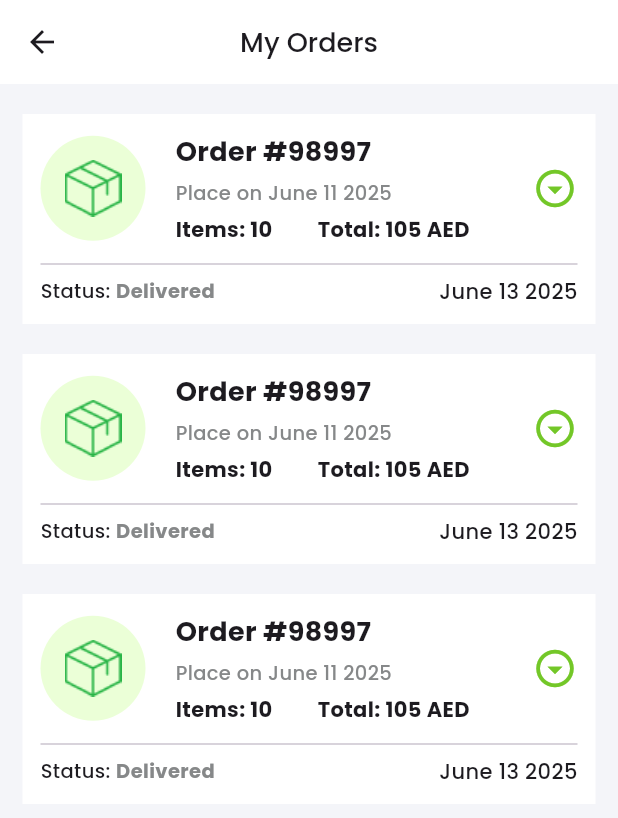
After one commit to Megan-IT-Solution/Niligiris-User-App, a Flutter app: the MyOrdersScreen screen opened directly, on a phone screen of 412 x 824 dp. The commit adds this screen. Shown: the top 818 px of the screen. Run offline on Flutter 3.47's test engine with Material 3 defaults, Android fonts, the phone set to English and light mode, and no system bars; our stand-ins replace carousel_slider, get, google_fonts, smooth_page_indicator.

Commit message:
My Orders Screen Done

```diff
--- /dev/null
+++ b/lib/screens/custom_navbar/profile/my_orders/my_orders_screen.dart
@@ -0,0 +1,34 @@
+import 'package:flutter/material.dart';
+import 'package:nilgiris/constants/app_colors.dart';
+import 'package:nilgiris/screens/custom_navbar/profile/my_orders/widgets/order_card_widget.dart';
+
+import '../../../../constants/app_text_styles.dart';
+
+class MyOrdersScreen extends StatefulWidget {
+  const MyOrdersScreen({super.key});
+
+  @override
+  State<MyOrdersScreen> createState() => _MyOrdersScreenState();
+}
+
+class _MyOrdersScreenState extends State<MyOrdersScreen> {
+  bool _showOrderDetails = false;
+  @override
+  Widget build(BuildContext context) {
+    return Scaffold(
+      backgroundColor: AppColors.bgColor,
+      appBar: AppBar(
+        backgroundColor: AppColors.primaryWhite,
+        title: Text("My Orders", style: AppTextStyles.h2),
+        centerTitle: true,
+      ),
+      body: Padding(
+        padding: EdgeInsets.symmetric(horizontal: 15, vertical: 10),
+        child: Column(
+          crossAxisAlignment: CrossAxisAlignment.start,
+          children: [OrderCardWidget(), OrderCardWidget(), OrderCardWidget()],
+        ),
+      ),
+    );
+  }
+}
--- /dev/null
+++ b/lib/screens/custom_navbar/profile/my_orders/widgets/order_card_widget.dart
@@ -0,0 +1,128 @@
+import 'package:flutter/material.dart';
+
+import '../../../../../constants/app_colors.dart';
+import '../../../../../constants/app_text_styles.dart';
+
+class OrderCardWidget extends StatefulWidget {
+  const OrderCardWidget({super.key});
+
+  @override
+  State<OrderCardWidget> createState() => _OrderCardWidgetState();
+}
+
+class _OrderCardWidgetState extends State<OrderCardWidget> {
+  bool _showOrderDetails = false;
+  @override
+  Widget build(BuildContext context) {
+    return Container(
+      margin: EdgeInsets.symmetric(vertical: 10),
+      decoration: BoxDecoration(color: AppColors.primaryWhite),
+      child: Padding(
+        padding: const EdgeInsets.symmetric(horizontal: 12, vertical: 12),
+        child: Column(
+          children: [
+            Row(
+              children: [
+                CircleAvatar(
+                  radius: 35,
+                  backgroundColor: Color(0xFFEBFFD7),
+                  child: Center(child: Image.asset('assets/icons/orders.png')),
+                ),
+                SizedBox(width: 20),
+                Column(
+                  crossAxisAlignment: CrossAxisAlignment.start,
+                  children: [
+                    Text(
+                      "Order #98997",
+                      style: AppTextStyles.h2.copyWith(
+                        fontWeight: FontWeight.bold,
+                      ),
+                    ),
+                    SizedBox(height: 5),
+                    Text(
+                      "Place on June 11 2025",
+                      style: AppTextStyles.h1.copyWith(
+                        color: AppColors.lightGrey,
+                        fontSize: 13,
+                      ),
+                    ),
+                    SizedBox(height: 5),
+                    Row(
+                      children: [
+                        Text(
+                          "Items: 10",
+                          style: AppTextStyles.h1.copyWith(
+                            fontWeight: FontWeight.bold,
+                            fontSize: 14,
+                          ),
+                        ),
+                        SizedBox(width: 30),
+                        Text(
+                          "Total: 105 AED",
+                          style: AppTextStyles.h1.copyWith(
+                            fontWeight: FontWeight.bold,
+                            fontSize: 14,
+                          ),
+                        ),
+                      ],
+                    ),
+                  ],
+                ),
+                Spacer(),
+                GestureDetector(
+                  onTap: () {
+                    setState(() {
+                      _showOrderDetails = !_showOrderDetails;
+                    });
+                  },
+                  child: Icon(
+                    Icons.arrow_drop_down_circle_outlined,
+                    color: AppColors.primaryColor,
+                    size: 30,
+                  ),
+                ),
+              ],
+            ),
+            SizedBox(height: 05),
+            Divider(),
+            Row(
+              children: [
+                Text(
+                  "Status: ",
+                  style: AppTextStyles.h1.copyWith(fontSize: 13),
+                ),
+                Text(
+                  "Delivered",
+                  style: AppTextStyles.h1.copyWith(
+                    fontSize: 13,
+                    fontWeight: FontWeight.bold,
+                    color: AppColors.lightGrey,
+                  ),
+                ),
+                Spacer(),
+                Text(
+                  "June 13 2025",
+                  style: AppTextStyles.h2.copyWith(fontSize: 14),
+                ),
+              ],
+            ),
+            Visibility(
+              visible: _showOrderDetails,
+              child: Column(
+                crossAxisAlignment: CrossAxisAlignment.start,
+                children: [
+                  Divider(),
+                  const SizedBox(height: 8),
+                  Text("• Item: Pineapple"),
+                  Text("• Quantity: 2"),
+                  Text("• Total: 10 AED"),
+                  Text("• Status: Delivered"),
+                ],
+              ),
+            ),
+          ],
+        ),
+      ),
+    );
+  }
+}
--- a/lib/screens/custom_navbar/profile/profile_screen.dart
+++ b/lib/screens/custom_navbar/profile/profile_screen.dart
@@ -2,6 +2,7 @@ import 'package:flutter/material.dart';
 import 'package:get/get.dart';
 import 'package:nilgiris/constants/app_colors.dart';
 import 'package:nilgiris/screens/custom_navbar/profile/about_me/about_me_screen.dart';
+import 'package:nilgiris/screens/custom_navbar/profile/my_orders/my_orders_screen.dart';
 import 'package:nilgiris/screens/custom_navbar/profile/widgets/profile_header_widget.dart';
 import 'package:nilgiris/screens/custom_navbar/profile/widgets/profile_tile_widget.dart';
 
@@ -25,7 +26,13 @@ class ProfileScreen extends StatelessWidget {
               icon: "about",
               title: "About Me",
             ),
-            ProfileTileWidget(icon: "orders", title: "My Orders"),
+            ProfileTileWidget(
+              onPressed: () {
+                Get.to(MyOrdersScreen());
+              },
+              icon: "orders",
+              title: "My Orders",
+            ),
             ProfileTileWidget(icon: "favorite", title: "My Favorites"),
             ProfileTileWidget(icon: "address", title: "My Address"),
             ProfileTileWidget(icon: "notification", title: "Notifications"),
```
